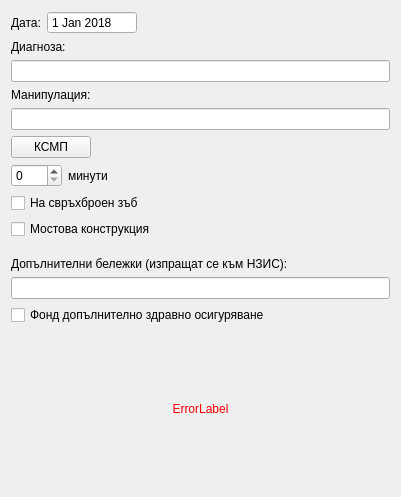
Old version of the form src/View/SubWidgets/CommonFields.ui in the repository thefinalcutbg/DinoDent.
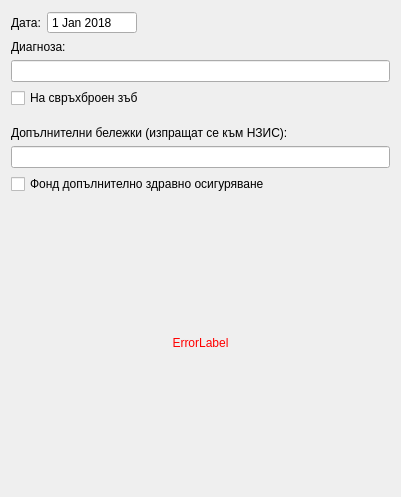
New version of the form. Custom widgets are drawn as their Qt base class.

Commit message: Procedure total refactor

Patch:
```diff
--- a/src/View/SubWidgets/CommonFields.ui
+++ b/src/View/SubWidgets/CommonFields.ui
@@ -96,84 +96,10 @@
     <widget class="LineEdit" name="diagnosisEdit"/>
    </item>
    <item>
-    <widget class="QLabel" name="label_3">
-     <property name="text">
-      <string>Манипулация:</string>
-     </property>
-    </widget>
+    <layout class="QHBoxLayout" name="horizontalLayout_2"/>
    </item>
    <item>
-    <widget class="LineEdit" name="procedureEdit"/>
-   </item>
-   <item>
-    <layout class="QHBoxLayout" name="horizontalLayout_2">
-     <item>
-      <widget class="QPushButton" name="ksmpButton">
-       <property name="text">
-        <string>КСМП</string>
-       </property>
-      </widget>
-     </item>
-     <item>
-      <spacer name="horizontalSpacer">
-       <property name="orientation">
-        <enum>Qt::Horizontal</enum>
-       </property>
-       <property name="sizeType">
-        <enum>QSizePolicy::Expanding</enum>
-       </property>
-       <property name="sizeHint" stdset="0">
-        <size>
-         <width>0</width>
-         <height>20</height>
-        </size>
-       </property>
-      </spacer>
-     </item>
-    </layout>
-   </item>
-   <item>
-    <layout class="QHBoxLayout" name="horizontalLayout_3">
-     <item>
-      <widget class="QSpinBox" name="minutesSpin">
-       <property name="sizePolicy">
-        <sizepolicy hsizetype="Preferred" vsizetype="Fixed">
-         <horstretch>0</horstretch>
-         <verstretch>0</verstretch>
-        </sizepolicy>
-       </property>
-       <property name="minimumSize">
-        <size>
-         <width>51</width>
-         <height>0</height>
-        </size>
-       </property>
-       <property name="maximum">
-        <number>240</number>
-       </property>
-      </widget>
-     </item>
-     <item>
-      <widget class="QLabel" name="minutesLabel">
-       <property name="text">
-        <string>минути</string>
-       </property>
-      </widget>
-     </item>
-     <item>
-      <spacer name="horizontalSpacer_2">
-       <property name="orientation">
-        <enum>Qt::Horizontal</enum>
-       </property>
-       <property name="sizeHint" stdset="0">
-        <size>
-         <width>40</width>
-         <height>20</height>
-        </size>
-       </property>
-      </spacer>
-     </item>
-    </layout>
+    <layout class="QHBoxLayout" name="horizontalLayout_3"/>
    </item>
    <item>
     <widget class="QCheckBox" name="hyperdonticCheckBox">
@@ -182,13 +108,6 @@
      </property>
     </widget>
    </item>
-   <item>
-    <widget class="QCheckBox" name="bridgeCheckBox">
-     <property name="text">
-      <string>Мостова конструкция</string>
-     </property>
-    </widget>
-   </item>
    <item>
     <widget class="RangeWidget" name="rangeWidget" native="true"/>
    </item>
```
The commit also changes 81 other files.
